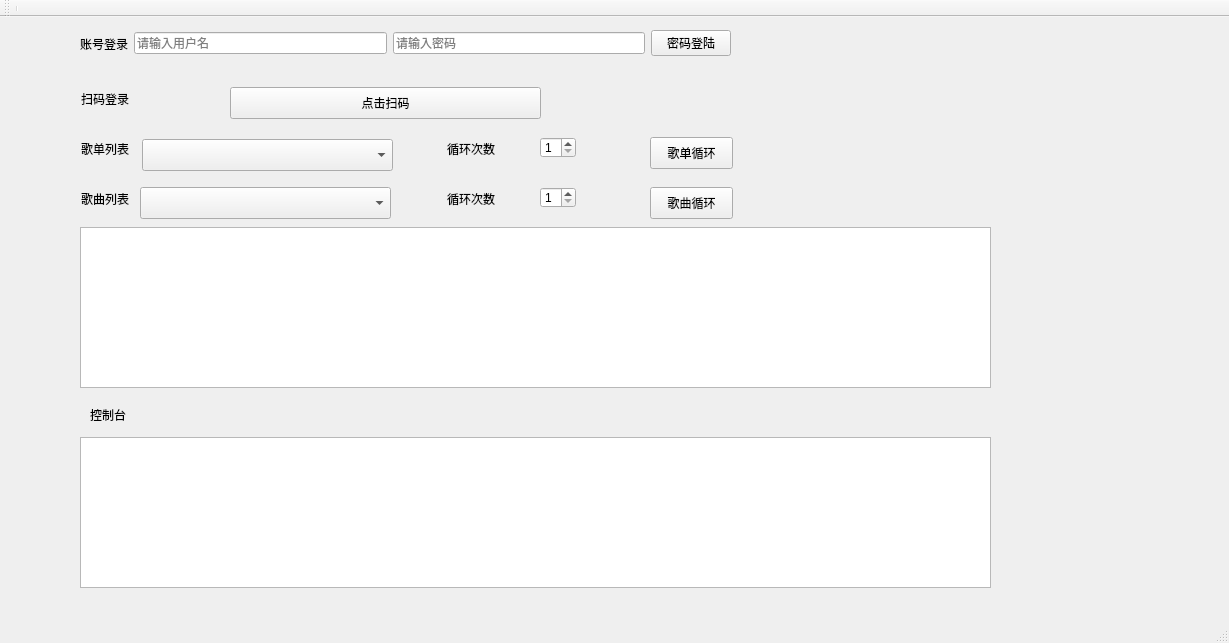
Before: the Qt Designer form auto-script/gui/demo/MainWindow.ui in songzigg/python-learn, drawn with Qt 5.
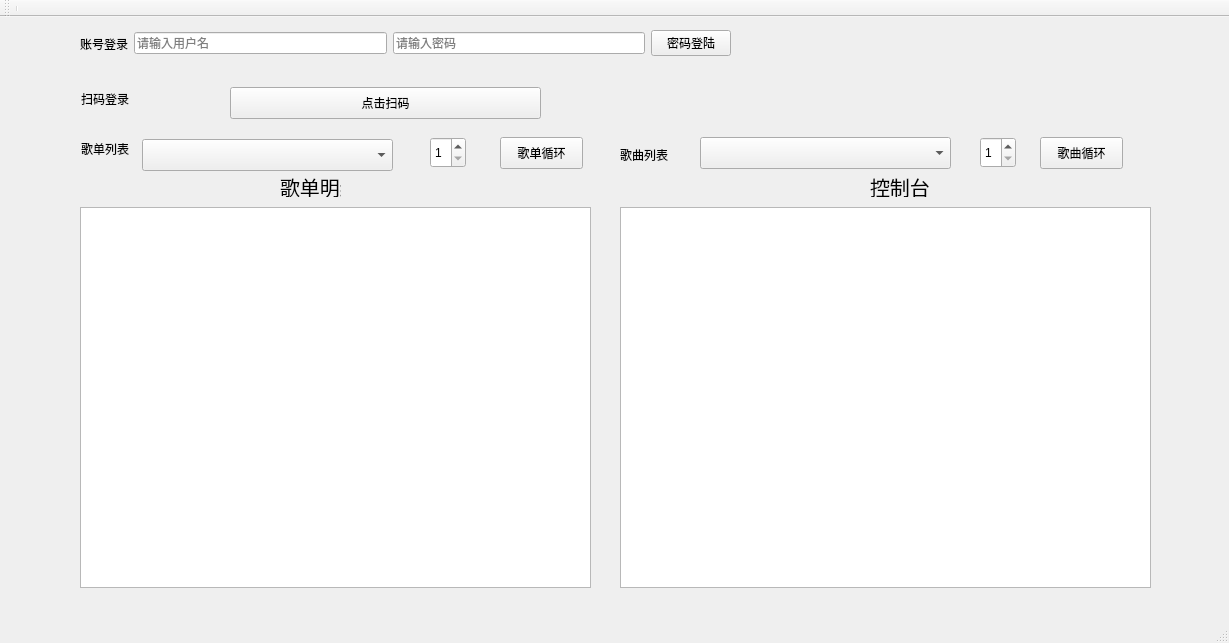
After: the same form once the commit is applied.

Commit message: 更新客户端工具UI展示界面

```diff
--- a/auto-script/gui/demo/MainWindow.ui
+++ b/auto-script/gui/demo/MainWindow.ui
@@ -46,10 +46,10 @@
    <widget class="QListWidget" name="listWidget">
     <property name="geometry">
      <rect>
-      <x>80</x>
-      <y>420</y>
-      <width>911</width>
-      <height>151</height>
+      <x>620</x>
+      <y>190</y>
+      <width>531</width>
+      <height>381</height>
      </rect>
     </property>
     <property name="sizePolicy">
@@ -75,7 +75,7 @@
    <widget class="QPushButton" name="pushButton_3">
     <property name="geometry">
      <rect>
-      <x>650</x>
+      <x>500</x>
       <y>120</y>
       <width>83</width>
       <height>32</height>
@@ -88,10 +88,10 @@
    <widget class="QSpinBox" name="spinBox_1">
     <property name="geometry">
      <rect>
-      <x>540</x>
+      <x>430</x>
       <y>120</y>
       <width>36</width>
-      <height>21</height>
+      <height>31</height>
      </rect>
     </property>
     <property name="minimum">
@@ -111,8 +111,8 @@
    <widget class="QLabel" name="label_4">
     <property name="geometry">
      <rect>
-      <x>81</x>
-      <y>174</y>
+      <x>620</x>
+      <y>130</y>
       <width>53</width>
       <height>16</height>
      </rect>
@@ -124,31 +124,18 @@
    <widget class="QComboBox" name="comboBox_2">
     <property name="geometry">
      <rect>
-      <x>140</x>
-      <y>170</y>
+      <x>700</x>
+      <y>120</y>
       <width>251</width>
       <height>32</height>
      </rect>
     </property>
    </widget>
-   <widget class="QLabel" name="label_5">
-    <property name="geometry">
-     <rect>
-      <x>447</x>
-      <y>124</y>
-      <width>53</width>
-      <height>16</height>
-     </rect>
-    </property>
-    <property name="text">
-     <string>循环次数</string>
-    </property>
-   </widget>
    <widget class="QPushButton" name="pushButton_4">
     <property name="geometry">
      <rect>
-      <x>650</x>
-      <y>170</y>
+      <x>1040</x>
+      <y>120</y>
       <width>83</width>
       <height>32</height>
      </rect>
@@ -157,26 +144,13 @@
      <string>歌曲循环</string>
     </property>
    </widget>
-   <widget class="QLabel" name="label_6">
-    <property name="geometry">
-     <rect>
-      <x>447</x>
-      <y>174</y>
-      <width>53</width>
-      <height>16</height>
-     </rect>
-    </property>
-    <property name="text">
-     <string>循环次数</string>
-    </property>
-   </widget>
    <widget class="QSpinBox" name="spinBox_2">
     <property name="geometry">
      <rect>
-      <x>540</x>
-      <y>170</y>
+      <x>980</x>
+      <y>120</y>
       <width>36</width>
-      <height>21</height>
+      <height>31</height>
      </rect>
     </property>
     <property name="minimum">
@@ -239,20 +213,43 @@
     <property name="geometry">
      <rect>
       <x>80</x>
-      <y>210</y>
-      <width>911</width>
-      <height>161</height>
+      <y>190</y>
+      <width>511</width>
+      <height>381</height>
      </rect>
     </property>
    </widget>
-   <widget class="QLabel" name="label_7">
+   <widget class="QLabel" name="label_5">
     <property name="geometry">
      <rect>
-      <x>90</x>
-      <y>390</y>
-      <width>53</width>
-      <height>16</height>
+      <x>280</x>
+      <y>160</y>
+      <width>61</width>
+      <height>20</height>
      </rect>
+    </property>
+    <property name="font">
+     <font>
+      <pointsize>15</pointsize>
+     </font>
+    </property>
+    <property name="text">
+     <string>歌单明细</string>
+    </property>
+   </widget>
+   <widget class="QLabel" name="label_6">
+    <property name="geometry">
+     <rect>
+      <x>870</x>
+      <y>160</y>
+      <width>61</width>
+      <height>20</height>
+     </rect>
+    </property>
+    <property name="font">
+     <font>
+      <pointsize>15</pointsize>
+     </font>
     </property>
     <property name="text">
      <string>控制台</string>
```
The commit also changes 3 other files.
